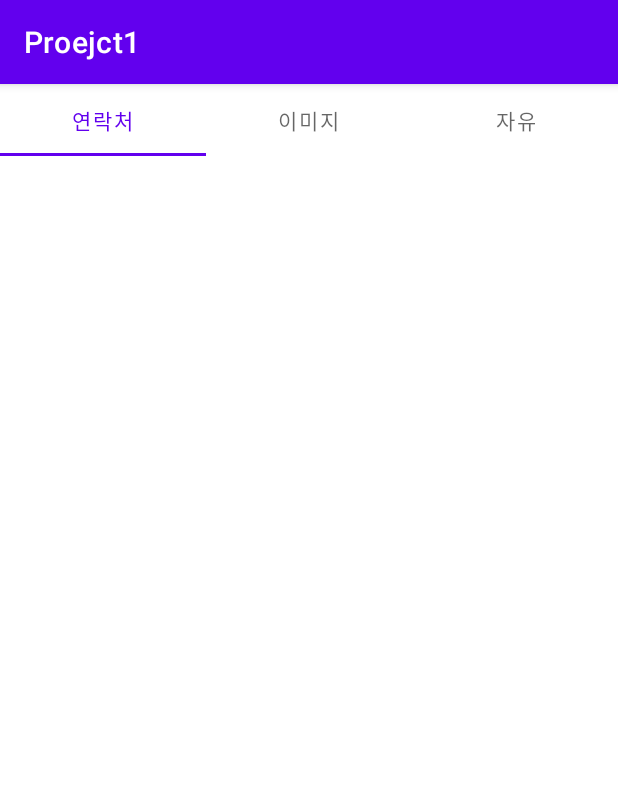
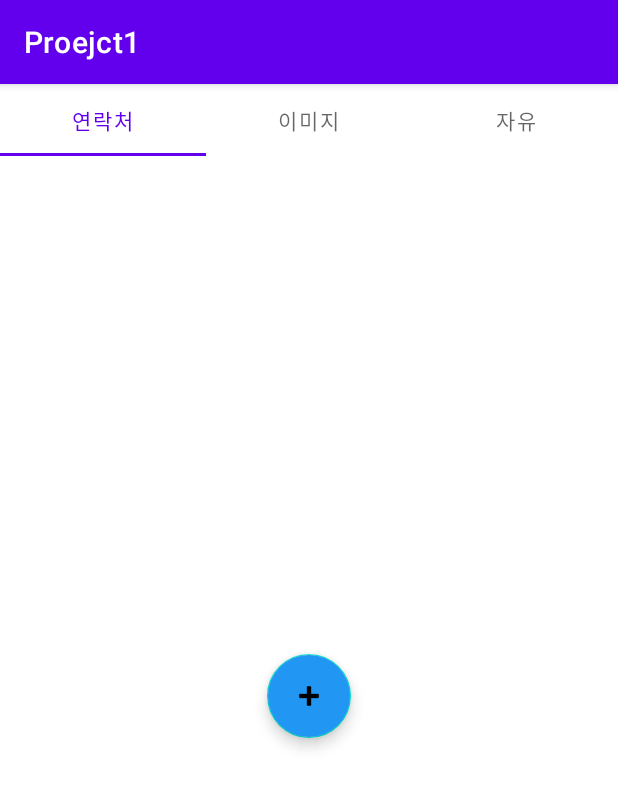
Before and after one commit to cktkdrms66/project1, an Android app: the Fragment1 screen opened directly, with no data from a screen before it, on a phone screen of 412 x 824 dp. Shown: the top 788 px of the screen. Run offline under Robolectric (Android 15) with nearby library versions, the phone set to English and light mode, and no system bars.

Commit message:
연락처 동기화

```diff
--- a/Proejct1/app/src/main/AndroidManifest.xml
+++ b/Proejct1/app/src/main/AndroidManifest.xml
@@ -1,6 +1,7 @@
 <?xml version="1.0" encoding="utf-8"?>
 <manifest xmlns:android="http://schemas.android.com/apk/res/android"
     package="com.example.proejct1">
+    <uses-permission android:name="android.permission.READ_CONTACTS"/>
 
     <application
         android:allowBackup="true"
--- a/Proejct1/app/src/main/java/com/example/proejct1/fragment/Fragment1.java
+++ b/Proejct1/app/src/main/java/com/example/proejct1/fragment/Fragment1.java
@@ -14,8 +14,10 @@ import androidx.recyclerview.widget.LinearLayoutManager;
 import androidx.recyclerview.widget.RecyclerView;
 
 import com.example.proejct1.R;
+import com.example.proejct1.TabActivity;
 import com.example.proejct1.contact.ContactAdapter;
 import com.example.proejct1.model.Contact;
+import com.google.android.material.floatingactionbutton.FloatingActionButton;
 
 import java.util.ArrayList;
 import java.util.List;
@@ -23,19 +25,40 @@ import java.util.List;
 public class Fragment1 extends Fragment {
 
     private RecyclerView recyclerView;
-    private ContactAdapter adapter;
+    private FloatingActionButton floatingActionButton;
+
+    private ContactAdapter adapter = new ContactAdapter();
 
     @Nullable
     @Override
     public View onCreateView(@NonNull LayoutInflater inflater, @Nullable ViewGroup container, @Nullable Bundle savedInstanceState) {
 
         View v = inflater.inflate(R.layout.fragment1, container, false);
-        recyclerView = v.findViewById(R.id.contact_recyclerview);
 
+        findViewByIds(v);
+
+        setFloatingActionButton();
         setRecyclerView();
 
         return v;
     }
+
+    private void findViewByIds(View v) {
+        recyclerView = v.findViewById(R.id.contact_recyclerview);
+        floatingActionButton = v.findViewById(R.id.float_btn);
+    }
+
+    private void setFloatingActionButton() {
+        floatingActionButton.setOnClickListener(new View.OnClickListener() {
+            @Override
+            public void onClick(View view) {
+                ((TabActivity) getActivity()).callContactPermission();
+                floatingActionButton.setVisibility(View.INVISIBLE);
+            }
+        });
+    }
+
+
 
     public void setContacts(List<Contact> contacts) {
         adapter.setItems(contacts);
@@ -47,9 +70,6 @@ public class Fragment1 extends Fragment {
         recyclerView.addItemDecoration(new DividerItemDecoration(recyclerView.getContext(), 1));
         recyclerView.setLayoutManager(new LinearLayoutManager(this.getActivity(), RecyclerView.VERTICAL, false)) ; // 상하 스크롤r
 
-
-        adapter = new ContactAdapter();
-
         adapter.setItems(new ArrayList<Contact>());
 
         recyclerView.setAdapter(adapter);
@@ -57,4 +77,5 @@ public class Fragment1 extends Fragment {
 
 
 
+
 }
--- a/Proejct1/app/src/main/res/layout/fragment1.xml
+++ b/Proejct1/app/src/main/res/layout/fragment1.xml
@@ -1,10 +1,30 @@
 <?xml version="1.0" encoding="utf-8"?>
 <androidx.constraintlayout.widget.ConstraintLayout xmlns:android="http://schemas.android.com/apk/res/android"
+    xmlns:app="http://schemas.android.com/apk/res-auto"
+    xmlns:tools="http://schemas.android.com/tools"
     android:layout_width="match_parent"
     android:layout_height="match_parent">
+
+    <com.google.android.material.floatingactionbutton.FloatingActionButton
+        android:id="@+id/float_btn"
+        android:layout_width="wrap_content"
+        android:layout_height="wrap_content"
+        android:backgroundTint="#2196F3"
+        android:clickable="true"
+        android:tint="#FFFFFF"
+        app:layout_constraintBottom_toBottomOf="parent"
+        app:layout_constraintEnd_toEndOf="parent"
+        app:layout_constraintStart_toStartOf="parent"
+        app:layout_constraintTop_toTopOf="parent"
+        app:rippleColor="#FFFFFF"
+        app:srcCompat="@android:drawable/ic_input_add" />
 
     <androidx.recyclerview.widget.RecyclerView
         android:id="@+id/contact_recyclerview"
         android:layout_width="match_parent"
-        android:layout_height="match_parent" />
+        android:layout_height="match_parent"
+        tools:layout_editor_absoluteX="0dp"
+        tools:layout_editor_absoluteY="0dp">
+
+    </androidx.recyclerview.widget.RecyclerView>
 </androidx.constraintlayout.widget.ConstraintLayout>
--- a/Proejct1/app/src/main/res/values/strings.xml
+++ b/Proejct1/app/src/main/res/values/strings.xml
@@ -3,4 +3,5 @@
     <string name="tab_text_1">연락처</string>
     <string name="tab_text_2">이미지</string>
     <string name="tab_text_3">자유</string>
+    <string name="load_contact">연락처 가져오기</string>
 </resources>
```
Also changed, not shown: Proejct1/app/src/main/java/com/example/proejct1/TabActivity.java (+56 -31 lines).
